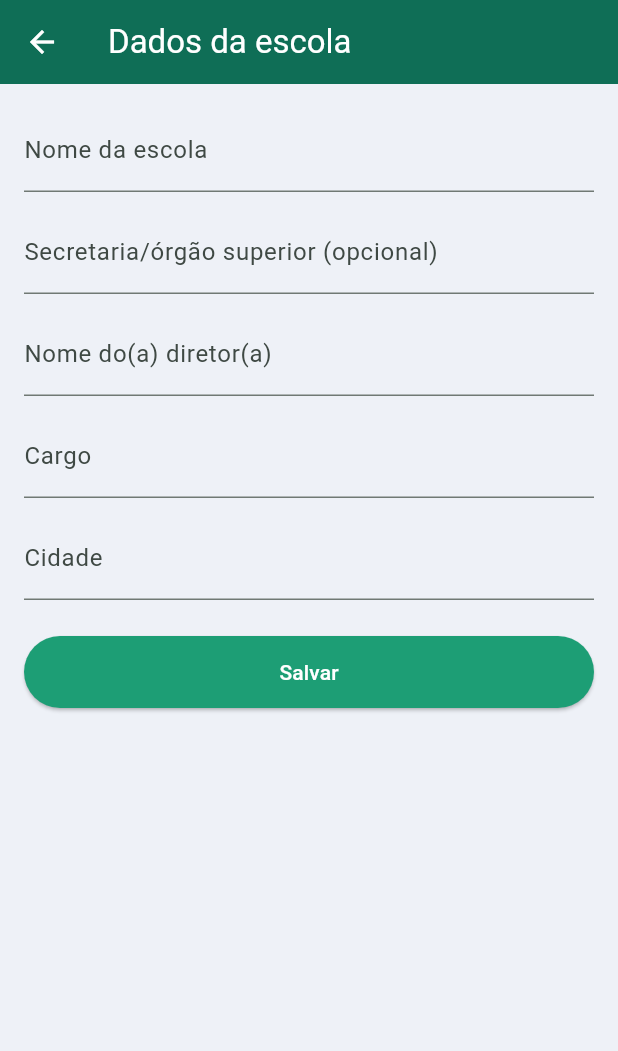
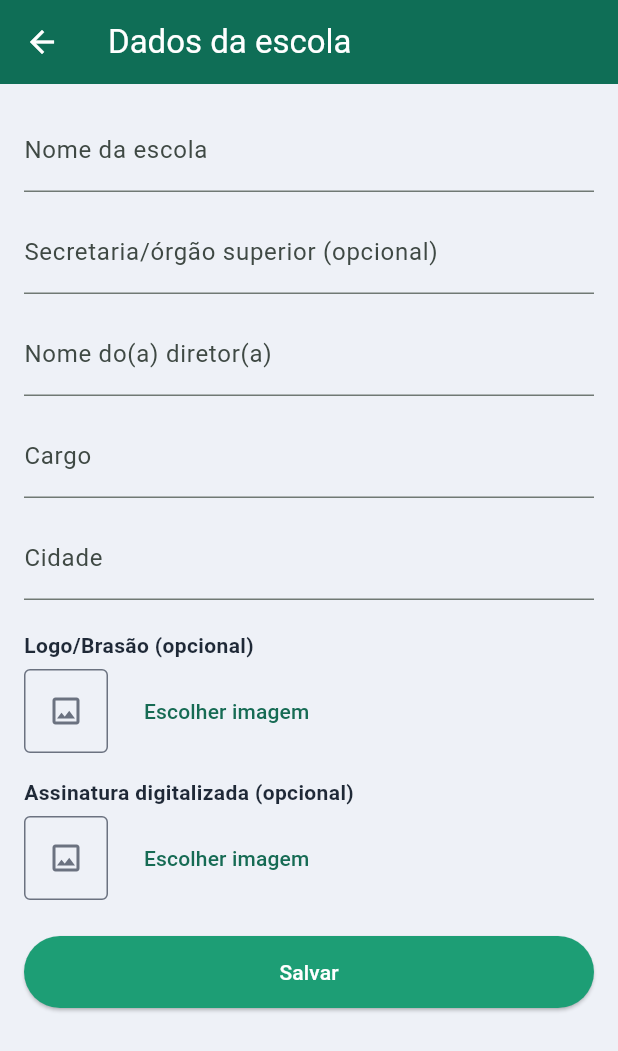
Before and after one commit to janseysilva/secretaria-escolar-app, a Flutter app: the DadosEscolaScreen screen opened directly, on a phone screen of 412 x 824 dp. Shown: the top 1051 px of the screen. Run offline on Flutter 3.47's test engine with Material 3 defaults, Android fonts, the phone set to English and light mode, and no system bars; our stand-ins replace image_picker, open_filex, share_plus, shared_preferences; accounts and stored records are empty.

Commit message:
Adiciona escolha de logo/brasao e assinatura nos Dados da Escola
Tela de Dados da Escola ganhou campos de imagem (logo/brasao e
assinatura digitalizada, ambos opcionais, com pre-visualizacao e botao
de remover) - a imagem escolhida vai em base64 dentro dos dados salvos
no aparelho, e o backend ja sabia decodificar esses campos
(logo_base64/assinatura_base64) desde a 1a versao, so faltava a tela
pra escolher a imagem de verdade.

Co-Authored-By: Claude Sonnet 5 <noreply@anthropic.com>

```diff
--- a/app/lib/screens/dados_escola_screen.dart
+++ b/app/lib/screens/dados_escola_screen.dart
@@ -1,4 +1,7 @@
+import 'dart:convert';
+
 import 'package:flutter/material.dart';
+import 'package:image_picker/image_picker.dart';
 
 import '../services/config_service.dart';
 import '../theme.dart';
@@ -12,12 +15,16 @@ class DadosEscolaScreen extends StatefulWidget {
 
 class _DadosEscolaScreenState extends State<DadosEscolaScreen> {
   final _configService = ConfigService();
+  final _picker = ImagePicker();
   final _nomeEscola = TextEditingController();
   final _secretaria = TextEditingController();
   final _diretorNome = TextEditingController();
   final _diretorCargo = TextEditingController();
   final _cidade = TextEditingController();
   bool _carregando = true;
+
+  String? _logoBase64;
+  String? _assinaturaBase64;
 
   @override
   void initState() {
@@ -32,7 +39,20 @@ class _DadosEscolaScreenState extends State<DadosEscolaScreen> {
     _diretorNome.text = dados['diretor_nome'] ?? '';
     _diretorCargo.text = dados['diretor_cargo'] ?? '';
     _cidade.text = dados['cidade'] ?? '';
+    _logoBase64 = dados['logo_base64'];
+    _assinaturaBase64 = dados['assinatura_base64'];
     setState(() => _carregando = false);
+  }
+
+  Future<void> _escolherImagem(void Function(String? novoBase64) definir) async {
+    final imagem = await _picker.pickImage(
+      source: ImageSource.gallery,
+      maxWidth: 900,
+      imageQuality: 85,
+    );
+    if (imagem == null) return;
+    final bytes = await imagem.readAsBytes();
+    setState(() => definir(base64Encode(bytes)));
   }
 
   Future<void> _salvar() async {
@@ -48,12 +68,60 @@ class _DadosEscolaScreenState extends State<DadosEscolaScreen> {
       'diretor_nome': _diretorNome.text.trim(),
       'diretor_cargo': _diretorCargo.text.trim(),
       'cidade': _cidade.text.trim(),
+      'logo_base64': _logoBase64,
+      'assinatura_base64': _assinaturaBase64,
     });
     if (!mounted) return;
     ScaffoldMessenger.of(context).showSnackBar(
       const SnackBar(content: Text('Dados da escola salvos.')),
     );
     Navigator.of(context).pop();
+  }
+
+  Widget _campoImagem({
+    required String rotulo,
+    required String? base64Atual,
+    required void Function(String? novoBase64) definir,
+  }) {
+    return Column(
+      crossAxisAlignment: CrossAxisAlignment.start,
+      children: [
+        Text(rotulo, style: const TextStyle(fontWeight: FontWeight.bold, color: corTexto)),
+        const SizedBox(height: 6),
+        Row(
+          children: [
+            if (base64Atual != null)
+              ClipRRect(
+                borderRadius: BorderRadius.circular(4),
+                child: Image.memory(
+                  base64Decode(base64Atual),
+                  width: 56, height: 56, fit: BoxFit.cover,
+                ),
+              )
+            else
+              Container(
+                width: 56, height: 56,
+                decoration: BoxDecoration(
+                  color: corFundo,
+                  borderRadius: BorderRadius.circular(4),
+                  border: Border.all(color: corTextoFraco),
+                ),
+                child: Icon(Icons.image_outlined, color: corTextoFraco),
+              ),
+            const SizedBox(width: 12),
+            TextButton(
+              onPressed: () => _escolherImagem(definir),
+              child: Text(base64Atual == null ? 'Escolher imagem' : 'Trocar'),
+            ),
+            if (base64Atual != null)
+              TextButton(
+                onPressed: () => setState(() => definir(null)),
+                child: const Text('Remover', style: TextStyle(color: Colors.red)),
+              ),
+          ],
+        ),
+      ],
+    );
   }
 
   @override
@@ -99,6 +167,18 @@ class _DadosEscolaScreenState extends State<DadosEscolaScreen> {
             controller: _cidade,
             decoration: const InputDecoration(labelText: 'Cidade'),
           ),
+          const SizedBox(height: 20),
+          _campoImagem(
+            rotulo: 'Logo/Brasão (opcional)',
+            base64Atual: _logoBase64,
+            definir: (v) => _logoBase64 = v,
+          ),
+          const SizedBox(height: 16),
+          _campoImagem(
+            rotulo: 'Assinatura digitalizada (opcional)',
+            base64Atual: _assinaturaBase64,
+            definir: (v) => _assinaturaBase64 = v,
+          ),
           const SizedBox(height: 24),
           ElevatedButton(
             onPressed: _salvar,
--- a/app/pubspec.yaml
+++ b/app/pubspec.yaml
@@ -39,6 +39,7 @@ dependencies:
   shared_preferences: ^2.3.3
   path_provider: ^2.1.5
   open_filex: ^4.5.0
+  image_picker: ^1.1.2
   share_plus: ^10.1.3
 
 dev_dependencies:
```
Also changed, not shown: app/pubspec.lock, 5 other files.
